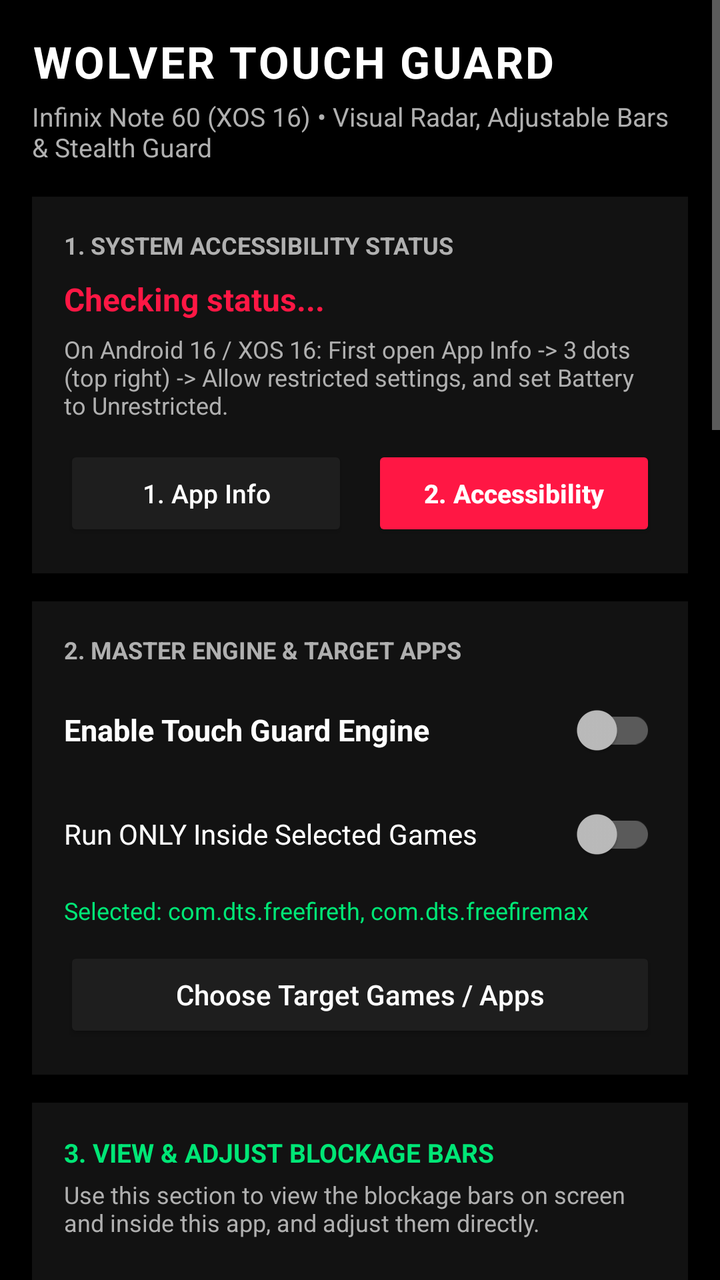
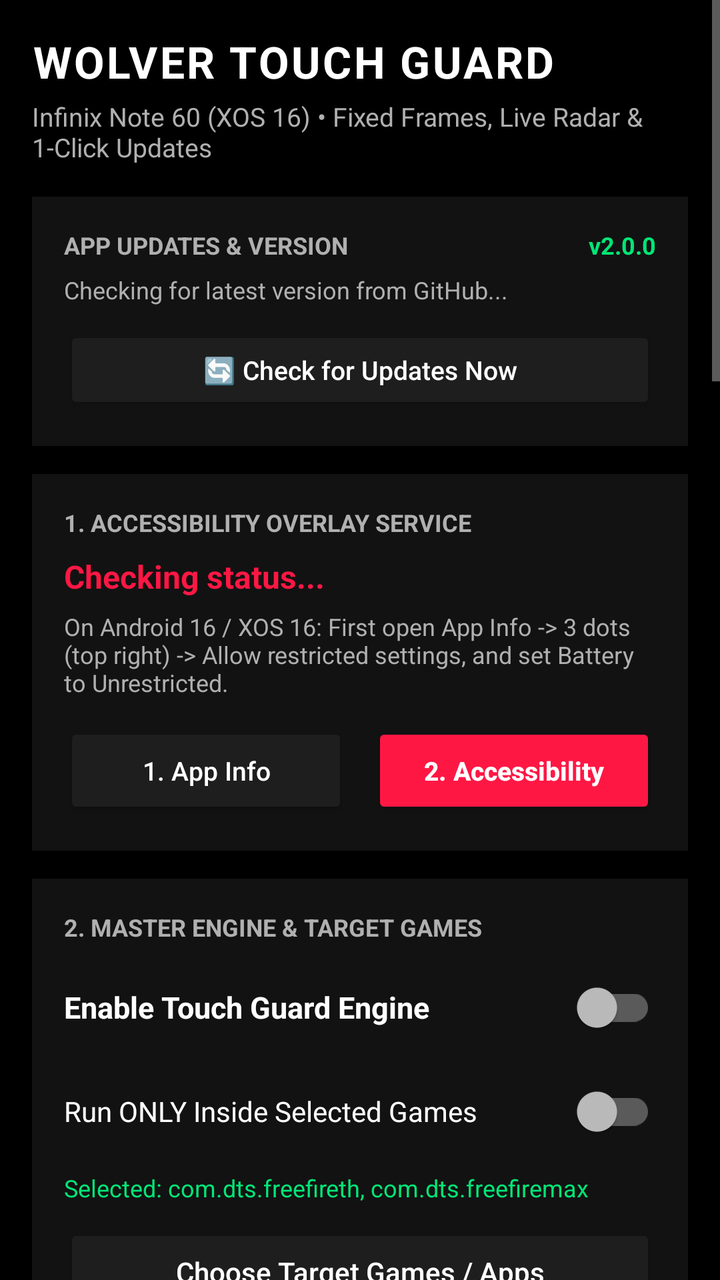

The first picture is an Android layout as it rendered before a commit; the second is the same layout after the commit. The layout source and the unified diff follow.
<!-- AndroidManifest.xml: application theme Theme.WolverTouchGuard -->
<!-- res/layout/activity_main.xml -->
<?xml version="1.0" encoding="utf-8"?>
<ScrollView xmlns:android="http://schemas.android.com/apk/res/android"
    android:layout_width="match_parent"
    android:layout_height="match_parent"
    android:background="@color/bg_pure_black"
    android:fillViewport="true">

    <LinearLayout
        android:layout_width="match_parent"
        android:layout_height="wrap_content"
        android:orientation="vertical"
        android:padding="16dp">

        <TextView
            android:layout_width="match_parent"
            android:layout_height="wrap_content"
            android:text="WOLVER TOUCH GUARD"
            android:textColor="@color/text_primary"
            android:textSize="22sp"
            android:textStyle="bold"
            android:letterSpacing="0.05" />

        <TextView
            android:layout_width="match_parent"
            android:layout_height="wrap_content"
            android:layout_marginTop="4dp"
            android:layout_marginBottom="16dp"
            android:text="Infinix Note 60 (XOS 16) • Visual Radar, Adjustable Bars &amp; Stealth Guard"
            android:textColor="@color/text_secondary"
            android:textSize="13sp" />

        
        <LinearLayout
            android:layout_width="match_parent"
            android:layout_height="wrap_content"
            android:background="@color/card_dark"
            android:orientation="vertical"
            android:padding="16dp"
            android:layout_marginBottom="14dp">

            <TextView
                android:layout_width="match_parent"
                android:layout_height="wrap_content"
                android:text="1. SYSTEM ACCESSIBILITY STATUS"
                android:textColor="@color/text_secondary"
                android:textSize="12sp"
                android:textStyle="bold" />

            <TextView
                android:id="@+id/tvServiceStatus"
                android:layout_width="match_parent"
                android:layout_height="wrap_content"
                android:layout_marginTop="8dp"
                android:text="Checking status..."
                android:textColor="@color/accent_red"
                android:textSize="16sp"
                android:textStyle="bold" />

            <TextView
                android:layout_width="match_parent"
                android:layout_height="wrap_content"
                android:layout_marginTop="6dp"
                android:text="On Android 16 / XOS 16: First open App Info -> 3 dots (top right) -> Allow restricted settings, and set Battery to Unrestricted."
                android:textColor="@color/text_secondary"
                android:textSize="12sp" />

            <LinearLayout
                android:layout_width="match_parent"
                android:layout_height="wrap_content"
                android:layout_marginTop="12dp"
                android:orientation="horizontal">

                <Button
                    android:id="@+id/btnOpenAppInfo"
                    android:layout_width="0dp"
                    android:layout_height="48dp"
                    android:layout_weight="1"
                    android:layout_marginEnd="6dp"
                    android:backgroundTint="@color/button_dark"
                    android:text="1. App Info"
                    android:textAllCaps="false"
                    android:textColor="@color/text_primary"
                    android:textSize="13sp" />

                <Button
                    android:id="@+id/btnOpenAccessibility"
                    android:layout_width="0dp"
                    android:layout_height="48dp"
                    android:layout_weight="1"
                    android:layout_marginStart="6dp"
                    android:backgroundTint="@color/accent_red"
                    android:text="2. Accessibility"
                    android:textAllCaps="false"
                    android:textColor="@color/text_primary"
                    android:textSize="13sp"
                    android:textStyle="bold" />
            </LinearLayout>
        </LinearLayout>

        
        <LinearLayout
            android:layout_width="match_parent"
            android:layout_height="wrap_content"
            android:background="@color/card_dark"
            android:orientation="vertical"
            android:padding="16dp"
            android:layout_marginBottom="14dp">

            <TextView
                android:layout_width="match_parent"
                android:layout_height="wrap_content"
                android:text="2. MASTER ENGINE &amp; TARGET APPS"
                android:textColor="@color/text_secondary"
                android:textSize="12sp"
                android:textStyle="bold" />

            <androidx.appcompat.widget.SwitchCompat
                android:id="@+id/switchMasterEnable"
                android:layout_width="match_parent"
                android:layout_height="48dp"
                android:layout_marginTop="8dp"
                android:text="Enable Touch Guard Engine"
                android:textColor="@color/text_primary"
                android:textSize="15sp"
                android:textStyle="bold" />

            <androidx.appcompat.widget.SwitchCompat
                android:id="@+id/switchAppFilter"
                android:layout_width="match_parent"
                android:layout_height="48dp"
                android:layout_marginTop="4dp"
                android:text="Run ONLY Inside Selected Games"
                android:textColor="@color/text_primary"
                android:textSize="14sp" />

            <TextView
                android:id="@+id/tvSelectedAppsSummary"
                android:layout_width="match_parent"
                android:layout_height="wrap_content"
                android:layout_marginTop="6dp"
                android:text="Selected: com.dts.freefireth, com.dts.freefiremax"
                android:textColor="@color/accent_green"
                android:textSize="12sp" />

            <Button
                android:id="@+id/btnSelectApps"
                android:layout_width="match_parent"
                android:layout_height="48dp"
                android:layout_marginTop="10dp"
                android:backgroundTint="@color/button_dark"
                android:text="Choose Target Games / Apps"
                android:textAllCaps="false"
                android:textColor="@color/text_primary" />
        </LinearLayout>

        
        <LinearLayout
            android:layout_width="match_parent"
            android:layout_height="wrap_content"
            android:background="@color/card_dark"
            android:orientation="vertical"
            android:padding="16dp"
            android:layout_marginBottom="14dp">

            <TextView
                android:layout_width="match_parent"
                android:layout_height="wrap_content"
                android:text="3. VIEW &amp; ADJUST BLOCKAGE BARS"
                android:textColor="@color/accent_green"
                android:textSize="13sp"
                android:textStyle="bold" />

            <TextView
                android:layout_width="match_parent"
                android:layout_height="wrap_content"
                android:layout_marginTop="4dp"
                android:text="Use this section to view the blockage bars on screen and inside this app, and adjust them directly."
                android:textColor="@color/text_secondary"
                android:textSize="12sp" />

            
            <androidx.appcompat.widget.SwitchCompat
                android:id="@+id/switchViewBarsOnScreen"
                android:layout_width="match_parent"
                android:layout_height="48dp"
                android:layout_marginTop="8dp"
                android:text="👁️ View Blockage Bars on Screen"
                android:textColor="@color/text_primary"
                android:textSize="14sp"
                android:textStyle="bold" />

            <TextView
                android:layout_width="match_parent"
                android:layout_height="wrap_content"
                android:text="Turn ON to see the red blockage bars on screen so you can inspect and adjust them. Turn OFF to hide them."
                android:textColor="@color/text_secondary"
                android:textSize="11sp" />

            
            <androidx.appcompat.widget.SwitchCompat
                android:id="@+id/switchShowFloatingToggle"
                android:layout_width="match_parent"
                android:layout_height="48dp"
                android:layout_marginTop="10dp"
                android:text="🔘 Show Floating Toggle Button on Screen"
                android:textColor="@color/text_primary"
                android:textSize="14sp"
                android:textStyle="bold" />

            <TextView
                android:layout_width="match_parent"
                android:layout_height="wrap_content"
                android:text="Turn OFF if the floating toggle button is annoying. You can hide it completely while touch protection stays active!"
                android:textColor="@color/text_secondary"
                android:textSize="11sp" />

            <View
                android:layout_width="match_parent"
                android:layout_height="1dp"
                android:layout_marginTop="12dp"
                android:layout_marginBottom="12dp"
                android:background="@color/card_border" />

            
            <TextView
                android:layout_width="match_parent"
                android:layout_height="wrap_content"
                android:text="LIVE IN-APP SCREEN PREVIEW (Tap a zone to adjust):"
                android:textColor="@color/text_secondary"
                android:textSize="11sp"
                android:textStyle="bold" />

            <com.wolver.touchguard.ScreenRadarView
                android:id="@+id/radarScreenPreview"
                android:layout_width="match_parent"
                android:layout_height="wrap_content"
                android:layout_marginTop="8dp"
                android:layout_marginBottom="12dp" />

            
            <LinearLayout
                android:layout_width="match_parent"
                android:layout_height="wrap_content"
                android:orientation="horizontal">

                <Button
                    android:id="@+id/btnSelectZ1"
                    android:layout_width="0dp"
                    android:layout_height="42dp"
                    android:layout_weight="1"
                    android:layout_marginEnd="4dp"
                    android:backgroundTint="@color/accent_red"
                    android:text="Z1 (Left)"
                    android:textAllCaps="false"
                    android:textColor="@color/text_primary"
                    android:textSize="12sp" />

                <Button
                    android:id="@+id/btnSelectZ2"
                    android:layout_width="0dp"
                    android:layout_height="42dp"
                    android:layout_weight="1"
                    android:layout_marginEnd="4dp"
                    android:backgroundTint="@color/button_dark"
                    android:text="Z2 (Top)"
                    android:textAllCaps="false"
                    android:textColor="@color/text_primary"
                    android:textSize="12sp" />

                <Button
                    android:id="@+id/btnSelectZ3"
                    android:layout_width="0dp"
                    android:layout_height="42dp"
                    android:layout_weight="1"
                    android:layout_marginEnd="4dp"
                    android:backgroundTint="@color/button_dark"
                    android:text="Z3 (Mid)"
                    android:textAllCaps="false"
                    android:textColor="@color/text_primary"
                    android:textSize="12sp" />

                <Button
                    android:id="@+id/btnSelectZ4"
                    android:layout_width="0dp"
                    android:layout_height="42dp"
                    android:layout_weight="1"
                    android:backgroundTint="@color/button_dark"
                    android:text="Z4 (Right)"
                    android:textAllCaps="false"
                    android:textColor="@color/text_primary"
                    android:textSize="12sp" />
            </LinearLayout>

            <TextView
                android:id="@+id/tvEditingZoneTitle"
                android:layout_width="match_parent"
                android:layout_height="wrap_content"
                android:layout_marginTop="12dp"
                android:text="Adjusting: Zone 1"
                android:textColor="@color/accent_green"
                android:textSize="14sp"
                android:textStyle="bold" />

            
            <TextView
                android:id="@+id/tvZoneX"
                android:layout_width="match_parent"
                android:layout_height="wrap_content"
                android:layout_marginTop="8dp"
                android:text="Horizontal Position (X): 0 px"
                android:textColor="@color/text_primary"
                android:textSize="13sp" />

            <SeekBar
                android:id="@+id/seekZoneX"
                android:layout_width="match_parent"
                android:layout_height="38dp"
                android:max="2600" />

            <TextView
                android:id="@+id/tvZoneY"
                android:layout_width="match_parent"
                android:layout_height="wrap_content"
                android:layout_marginTop="4dp"
                android:text="Vertical Position (Y): 0 px"
                android:textColor="@color/text_primary"
                android:textSize="13sp" />

            <SeekBar
                android:id="@+id/seekZoneY"
                android:layout_width="match_parent"
                android:layout_height="38dp"
                android:max="1200" />

            <TextView
                android:id="@+id/tvZoneW"
                android:layout_width="match_parent"
                android:layout_height="wrap_content"
                android:layout_marginTop="4dp"
                android:text="Zone Width: 220 px"
                android:textColor="@color/text_primary"
                android:textSize="13sp" />

            <SeekBar
                android:id="@+id/seekZoneW"
                android:layout_width="match_parent"
                android:layout_height="38dp"
                android:max="2644" />

            <TextView
                android:id="@+id/tvZoneH"
                android:layout_width="match_parent"
                android:layout_height="wrap_content"
                android:layout_marginTop="4dp"
                android:text="Zone Height: 600 px"
                android:textColor="@color/text_primary"
                android:textSize="13sp" />

            <SeekBar
                android:id="@+id/seekZoneH"
                android:layout_width="match_parent"
                android:layout_height="38dp"
                android:max="1208" />

            <LinearLayout
                android:layout_width="match_parent"
                android:layout_height="wrap_content"
                android:layout_marginTop="12dp"
                android:orientation="horizontal">

                <Button
                    android:id="@+id/btnForceEditMode"
                    android:layout_width="0dp"
                    android:layout_height="48dp"
                    android:layout_weight="1"
                    android:layout_marginEnd="6dp"
                    android:backgroundTint="@color/accent_red"
                    android:text="View &amp; Edit Bars"
                    android:textAllCaps="false"
                    android:textColor="@color/text_primary"
                    android:textStyle="bold" />

                <Button
                    android:id="@+id/btnForceLockMode"
                    android:layout_width="0dp"
                    android:layout_height="48dp"
                    android:layout_weight="1"
                    android:layout_marginStart="6dp"
                    android:backgroundTint="@color/accent_green"
                    android:text="Lock &amp; Hide Bars"
                    android:textAllCaps="false"
                    android:textColor="@color/bg_pure_black"
                    android:textStyle="bold" />
            </LinearLayout>
        </LinearLayout>

        
        <LinearLayout
            android:layout_width="match_parent"
            android:layout_height="wrap_content"
            android:background="@color/card_dark"
            android:orientation="vertical"
            android:padding="16dp"
            android:layout_marginBottom="14dp">

            <TextView
                android:layout_width="match_parent"
                android:layout_height="wrap_content"
                android:text="4. ACTIVE SHIELDS &amp; STEALTH MODE"
                android:textColor="@color/text_secondary"
                android:textSize="12sp"
                android:textStyle="bold" />

            <androidx.appcompat.widget.SwitchCompat
                android:id="@+id/switchZone1"
                android:layout_width="match_parent"
                android:layout_height="48dp"
                android:layout_marginTop="8dp"
                android:text="Zone 1: Left Edge &amp; Palm Guard"
                android:textColor="@color/text_primary"
                android:textSize="14sp" />

            <androidx.appcompat.widget.SwitchCompat
                android:id="@+id/switchZone2"
                android:layout_width="match_parent"
                android:layout_height="48dp"
                android:text="Zone 2: Top Status Bar &amp; Call Guard"
                android:textColor="@color/text_primary"
                android:textSize="14sp" />

            <androidx.appcompat.widget.SwitchCompat
                android:id="@+id/switchZone3"
                android:layout_width="match_parent"
                android:layout_height="48dp"
                android:text="Zone 3: Area Below 3rd-Finger Button"
                android:textColor="@color/text_primary"
                android:textSize="14sp" />

            <androidx.appcompat.widget.SwitchCompat
                android:id="@+id/switchZone4"
                android:layout_width="match_parent"
                android:layout_height="48dp"
                android:text="Zone 4: Extra Shield (Right of 3rd-Finger)"
                android:textColor="@color/text_primary"
                android:textSize="14sp" />

            <View
                android:layout_width="match_parent"
                android:layout_height="1dp"
                android:layout_marginTop="10dp"
                android:layout_marginBottom="10dp"
                android:background="@color/card_border" />

            <androidx.appcompat.widget.SwitchCompat
                android:id="@+id/switchHidePillInLock"
                android:layout_width="match_parent"
                android:layout_height="48dp"
                android:text="Stealth Mode: Hide Toggle in Lock Mode"
                android:textColor="@color/accent_green"
                android:textSize="14sp"
                android:textStyle="bold" />

            <TextView
                android:layout_width="match_parent"
                android:layout_height="wrap_content"
                android:layout_marginBottom="8dp"
                android:text="Press Vol Up + Vol Down together inside game to toggle unhide/hide."
                android:textColor="@color/text_secondary"
                android:textSize="12sp" />

            <androidx.appcompat.widget.SwitchCompat
                android:id="@+id/switchLockBorder"
                android:layout_width="match_parent"
                android:layout_height="48dp"
                android:text="Show Faint Border in Lock Mode (For Testing)"
                android:textColor="@color/text_primary"
                android:textSize="14sp" />

            <TextView
                android:id="@+id/tvOpacityValue"
                android:layout_width="match_parent"
                android:layout_height="wrap_content"
                android:layout_marginTop="6dp"
                android:text="Bar Red Opacity: 50%"
                android:textColor="@color/text_primary"
                android:textSize="13sp" />

            <SeekBar
                android:id="@+id/seekBarEditOpacity"
                android:layout_width="match_parent"
                android:layout_height="40dp"
                android:layout_marginTop="4dp"
                android:max="95"
                android:progress="50" />
        </LinearLayout>

        
        <LinearLayout
            android:layout_width="match_parent"
            android:layout_height="wrap_content"
            android:background="@color/card_dark"
            android:orientation="vertical"
            android:padding="16dp"
            android:layout_marginBottom="24dp">

            <TextView
                android:layout_width="match_parent"
                android:layout_height="wrap_content"
                android:text="5. RESET CONTROLS"
                android:textColor="@color/text_secondary"
                android:textSize="12sp"
                android:textStyle="bold" />

            <Button
                android:id="@+id/btnResetZones"
                android:layout_width="match_parent"
                android:layout_height="48dp"
                android:layout_marginTop="10dp"
                android:backgroundTint="@color/button_dark"
                android:text="Reset All Zones &amp; Restore Defaults"
                android:textAllCaps="false"
                android:textColor="@color/text_primary" />
        </LinearLayout>

    </LinearLayout>
</ScrollView>
<!-- resources referenced by this layout -->
<resources>
  <color name="accent_green">#00E676</color>
  <color name="accent_red">#FF1744</color>
  <color name="bg_pure_black">#000000</color>
  <color name="button_dark">#1E1E1E</color>
  <color name="card_border">#242424</color>
  <color name="card_dark">#121212</color>
  <color name="text_primary">#FFFFFF</color>
  <color name="text_secondary">#B0B0B0</color>
  <style name="Theme.WolverTouchGuard" parent="Theme.AppCompat.NoActionBar">
          <item name="android:windowBackground">@color/bg_pure_black</item>
          <item name="android:statusBarColor">@color/bg_pure_black</item>
          <item name="android:navigationBarColor">@color/bg_pure_black</item>
          <item name="colorPrimary">@color/accent_red</item>
          <item name="colorPrimaryDark">@color/bg_pure_black</item>
          <item name="colorAccent">@color/accent_green</item>
          <item name="android:textColorPrimary">@color/text_primary</item>
          <item name="android:textColorSecondary">@color/text_secondary</item>
      </style>
</resources>

<!-- the commit's change to res/layout/activity_main.xml (unified diff, before → after) -->
@@ -25,7 +25,7 @@
             android:layout_height="wrap_content"
             android:layout_marginTop="4dp"
             android:layout_marginBottom="16dp"
-            android:text="Infinix Note 60 (XOS 16) • Visual Radar, Adjustable Bars &amp; Stealth Guard"
+            android:text="Infinix Note 60 (XOS 16) • Fixed Frames, Live Radar &amp; 1-Click Updates"
             android:textColor="@color/text_secondary"
             android:textSize="13sp" />
 
@@ -38,10 +38,65 @@
             android:padding="16dp"
             android:layout_marginBottom="14dp">
 
-            <TextView
-                android:layout_width="match_parent"
-                android:layout_height="wrap_content"
-                android:text="1. SYSTEM ACCESSIBILITY STATUS"
+            <LinearLayout
+                android:layout_width="match_parent"
+                android:layout_height="wrap_content"
+                android:orientation="horizontal"
+                android:gravity="center_vertical">
+
+                <TextView
+                    android:layout_width="0dp"
+                    android:layout_height="wrap_content"
+                    android:layout_weight="1"
+                    android:text="APP UPDATES &amp; VERSION"
+                    android:textColor="@color/text_secondary"
+                    android:textSize="12sp"
+                    android:textStyle="bold" />
+
+                <TextView
+                    android:id="@+id/tvCurrentVersionBadge"
+                    android:layout_width="wrap_content"
+                    android:layout_height="wrap_content"
+                    android:text="v2.0.0"
+                    android:textColor="@color/accent_green"
+                    android:textSize="12sp"
+                    android:textStyle="bold" />
+            </LinearLayout>
+
+            <TextView
+                android:id="@+id/tvUpdateStatus"
+                android:layout_width="match_parent"
+                android:layout_height="wrap_content"
+                android:layout_marginTop="6dp"
+                android:text="Checking for latest version from GitHub..."
+                android:textColor="@color/text_secondary"
+                android:textSize="12sp" />
+
+            <Button
+                android:id="@+id/btnCheckUpdate"
+                android:layout_width="match_parent"
+                android:layout_height="44dp"
+                android:layout_marginTop="10dp"
+                android:backgroundTint="@color/button_dark"
+                android:text="🔄 Check for Updates Now"
+                android:textAllCaps="false"
+                android:textColor="@color/text_primary"
+                android:textSize="13sp" />
+        </LinearLayout>
+
+        
+        <LinearLayout
+            android:layout_width="match_parent"
+            android:layout_height="wrap_content"
+            android:background="@color/card_dark"
+            android:orientation="vertical"
+            android:padding="16dp"
+            android:layout_marginBottom="14dp">
+
+            <TextView
+                android:layout_width="match_parent"
+                android:layout_height="wrap_content"
+                android:text="1. ACCESSIBILITY OVERLAY SERVICE"
                 android:textColor="@color/text_secondary"
                 android:textSize="12sp"
                 android:textStyle="bold" />
@@ -109,7 +164,7 @@
             <TextView
                 android:layout_width="match_parent"
                 android:layout_height="wrap_content"
-                android:text="2. MASTER ENGINE &amp; TARGET APPS"
+                android:text="2. MASTER ENGINE &amp; TARGET GAMES"
                 android:textColor="@color/text_secondary"
                 android:textSize="12sp"
                 android:textStyle="bold" />
@@ -170,14 +225,6 @@
                 android:textSize="13sp"
                 android:textStyle="bold" />
 
-            <TextView
-                android:layout_width="match_parent"
-                android:layout_height="wrap_content"
-                android:layout_marginTop="4dp"
-                android:text="Use this section to view the blockage bars on screen and inside this app, and adjust them directly."
-                android:textColor="@color/text_secondary"
-                android:textSize="12sp" />
-
             
             <androidx.appcompat.widget.SwitchCompat
                 android:id="@+id/switchViewBarsOnScreen"
@@ -225,7 +272,7 @@
             <TextView
                 android:layout_width="match_parent"
                 android:layout_height="wrap_content"
-                android:text="LIVE IN-APP SCREEN PREVIEW (Tap a zone to adjust):"
+                android:text="RADAR MONITOR (FIXED FRAME 20:9):"
                 android:textColor="@color/text_secondary"
                 android:textSize="11sp"
                 android:textStyle="bold" />
@@ -233,7 +280,7 @@
             <com.wolver.touchguard.ScreenRadarView
                 android:id="@+id/radarScreenPreview"
                 android:layout_width="match_parent"
-                android:layout_height="wrap_content"
+                android:layout_height="160dp"
                 android:layout_marginTop="8dp"
                 android:layout_marginBottom="12dp" />
 
